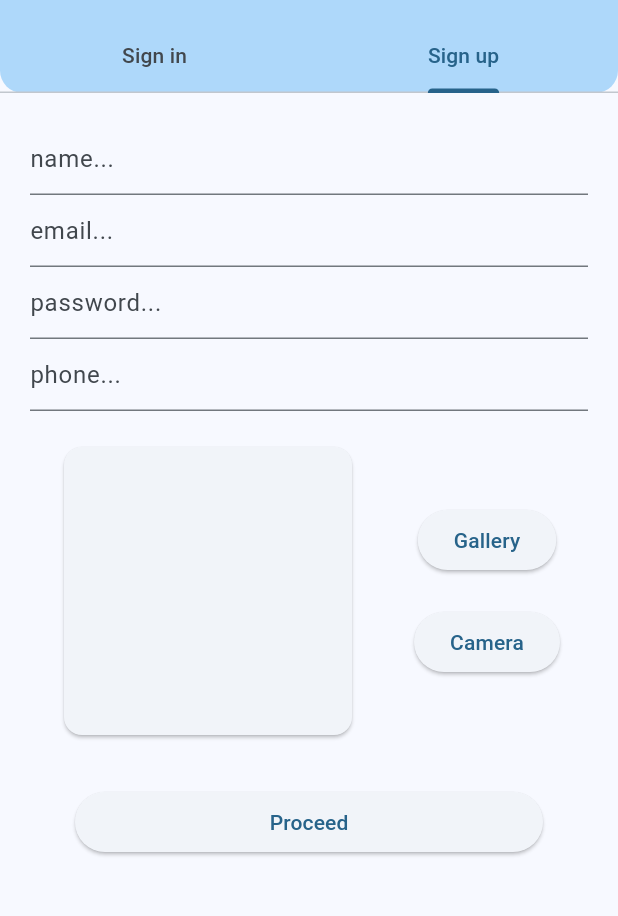
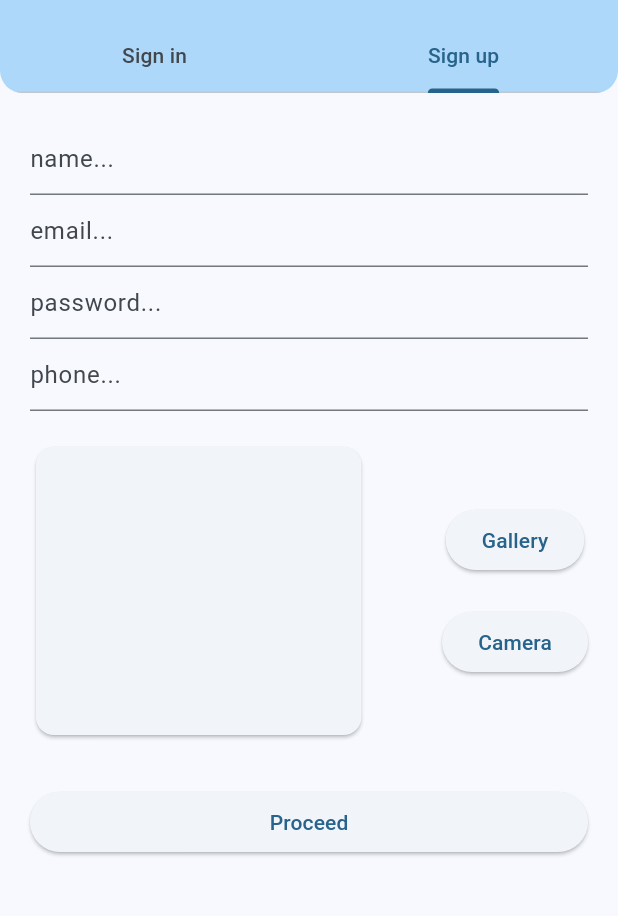
Before and after one commit to metaspook/su_research_and_thesis_book, a Flutter app: the screen it shows after launch, tab 2 chosen, after a tap on "Proceed", on a phone screen of 412 x 824 dp, the part 63-979 px from its top. Run offline on Flutter 3.47's test engine with Material 2 defaults, Android fonts, the phone set to English and light mode, and no system bars; our stand-ins replace bloc, cached_network_image, equatable, firebase_core, flutter_bloc, google_fonts and 1 more; missing offline and left inert: flutter_cached_pdfview; accounts and stored records are empty; generated files the repository leaves out were written again; Roboto replaces fonts that are missing (Ubuntu).

Commit message:
update view sign_in, sign_up

```diff
--- a/lib/modules/auth/sign_in/sign_in_view.dart
+++ b/lib/modules/auth/sign_in/sign_in_view.dart
@@ -5,16 +5,27 @@ class SignInView extends StatelessWidget {
 
   @override
   Widget build(BuildContext context) {
+    const border = OutlineInputBorder(
+      borderRadius: BorderRadius.all(Radius.circular(10)),
+    );
     return ListView(
       padding: const EdgeInsets.all(20),
       children: [
-        const TextField(decoration: InputDecoration(hintText: 'email...')),
-        const TextField(decoration: InputDecoration(hintText: 'password...')),
+        const SizedBox(height: 20),
+        const TextField(
+          decoration: InputDecoration(
+            label: Text('Email'),
+            border: border,
+          ),
+        ),
+        const SizedBox(height: 20),
+        const TextField(
+          decoration: InputDecoration(label: Text('Password'), border: border),
+        ),
+        const SizedBox(height: 30),
+
         // Proceed button
-        Padding(
-          padding: const EdgeInsets.all(30),
-          child: ElevatedButton(onPressed: () {}, child: const Text('Proceed')),
-        ),
+        ElevatedButton(onPressed: () {}, child: const Text('Proceed')),
       ],
     );
   }
--- a/lib/modules/auth/sign_up/sign_up_view.dart
+++ b/lib/modules/auth/sign_up/sign_up_view.dart
@@ -14,9 +14,9 @@ class SignUpView extends StatelessWidget {
         const TextField(decoration: InputDecoration(hintText: 'phone...')),
         const SizedBox(height: 20),
         Row(
-          mainAxisAlignment: MainAxisAlignment.spaceAround,
+          mainAxisAlignment: MainAxisAlignment.spaceBetween,
           children: [
-            const SizedBox(height: 200, width: 200, child: Card()),
+            const SizedBox(height: 200, width: 225, child: Card()),
             Column(
               children: [
                 ElevatedButton(onPressed: () {}, child: const Text('Gallery')),
@@ -26,12 +26,9 @@ class SignUpView extends StatelessWidget {
             )
           ],
         ),
-
+        const SizedBox(height: 30),
         // Proceed button
-        Padding(
-          padding: const EdgeInsets.all(30),
-          child: ElevatedButton(onPressed: () {}, child: const Text('Proceed')),
-        ),
+        ElevatedButton(onPressed: () {}, child: const Text('Proceed')),
       ],
     );
   }
--- a/lib/modules/auth/view/auth_page.dart
+++ b/lib/modules/auth/view/auth_page.dart
@@ -1,23 +1,26 @@
 import 'package:flutter/material.dart';
 import 'package:su_thesis_book/modules/modules.dart';
+import 'package:su_thesis_book/theme/theme.dart';
+import 'package:su_thesis_book/utils/utils.dart';
 
 class AuthPage extends StatelessWidget {
   const AuthPage({super.key});
 
   @override
   Widget build(BuildContext context) {
+    const tabBar = TabBar(tabs: [Tab(text: 'Sign in'), Tab(text: 'Sign up')]);
+
     return DefaultTabController(
       length: 2,
       child: Scaffold(
         appBar: AppBar(
           title: const Text('Authentication 🔐'),
           // centerTitle: true,
-          bottom: const TabBar(
-            tabs: [
-              Tab(text: 'Sign in'),
-              Tab(text: 'Sign up'),
-            ],
-          ),
+          // ClipRRect to match the border radius wth AppBar
+          bottom: const ClipRRect(
+            borderRadius: AppThemes.appBarBorderRadius,
+            child: tabBar,
+          ).toPreferredSize(tabBar.preferredSize),
         ),
         body: const TabBarView(
           children: [SignInView(), SignUpView()],
--- a/lib/theme/app_themes.dart
+++ b/lib/theme/app_themes.dart
@@ -21,12 +21,7 @@ class AppThemes {
       // AppBar Theme
 
       appBarTheme: AppBarTheme(
-        shape: const RoundedRectangleBorder(
-          borderRadius: BorderRadius.only(
-            bottomLeft: radiusCircular,
-            bottomRight: radiusCircular,
-          ),
-        ),
+        shape: const RoundedRectangleBorder(borderRadius: appBarBorderRadius),
         backgroundColor: colorScheme.inversePrimary.withOpacity(.75),
       ),
       // Badge Theme
@@ -42,12 +37,10 @@ class AppThemes {
   }
 
   // Public APIs
-  // static const appBarBorder = RoundedRectangleBorder(
-  //   borderRadius: BorderRadius.only(
-  //     bottomLeft: Radius.circular(15),
-  //     bottomRight: Radius.circular(15),
-  //   ),
-  // );
+  static const appBarBorderRadius = BorderRadius.only(
+    bottomLeft: radiusCircular,
+    bottomRight: radiusCircular,
+  );
 
   static const radiusCircular = Radius.circular(15);
 
--- a/lib/utils/extensions.dart
+++ b/lib/utils/extensions.dart
@@ -4,9 +4,30 @@ import 'package:flutter/material.dart';
 // Configs
 // const _isProduction = bool.fromEnvironment('IS_PRODUCTION');
 
+/// BuildContext Extensions.
 extension BuildContextExt on BuildContext {
   ThemeData get theme => Theme.of(this);
   MediaQueryData get mediaQuery => MediaQuery.of(this);
+}
+
+/// Widget Extensions.
+extension WidgetExt on Widget {
+  /// Converts to a preferredSizeWidget. If size null, value fallback to Size.fromHeight(kToolbarHeight).
+  PreferredSize toPreferredSize(Size? size) => PreferredSize(
+        preferredSize: size ?? const Size.fromHeight(kToolbarHeight),
+        child: this,
+      );
+}
+
+/// String Extensions.
+extension StringExt on String {
+  int toInt() => int.parse(this);
+  double toDouble() => double.parse(this);
+}
+
+/// Number Extensions.
+extension NumberExt on num {
+  int get length => toString().length;
 }
 
 extension PrintExtensions on Object? {
```
